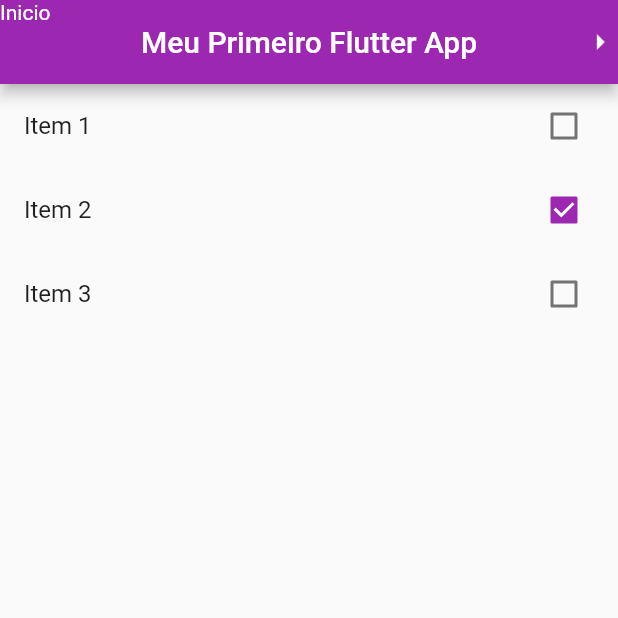
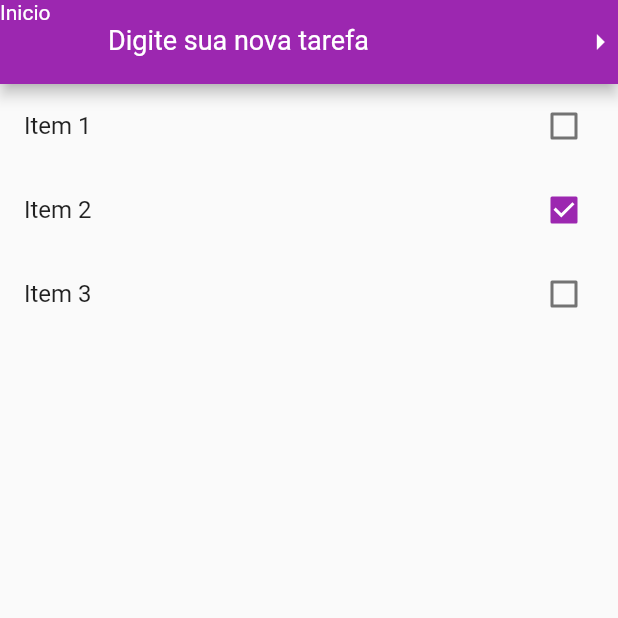
Before and after one commit to pauloantonelli/curso_flutter_balta.io, a Flutter app: the screen it shows after launch, on a phone screen of 412 x 824 dp, the top half of it. Run offline on Flutter 3.47's test engine with Material 2 defaults, Android fonts, the phone set to English and light mode, and no system bars.

Commit message:
fim da aula

```diff
--- a/lib/main.dart
+++ b/lib/main.dart
@@ -33,12 +33,24 @@ class HomePage extends StatefulWidget {
 }
 
 class _HomePageState extends State<HomePage> {
+  var newTaskCtrl = TextEditingController();
   @override
   Widget build(BuildContext context) {
     return Scaffold(
         appBar: AppBar(
           leading: Text('Inicio'),
-          title: Text('Meu Primeiro Flutter App'),
+          title: TextFormField(
+            controller: newTaskCtrl,
+            keyboardType: TextInputType.text,
+            style: TextStyle(
+              color: Colors.white,
+              fontSize: 18,
+            ),
+            decoration: InputDecoration(
+              labelText: 'Digite sua nova tarefa',
+              labelStyle: TextStyle(color: Colors.white),
+            ),
+          ),
           centerTitle: true,
           actions: <Widget>[
             Icon(Icons.arrow_right),
```
